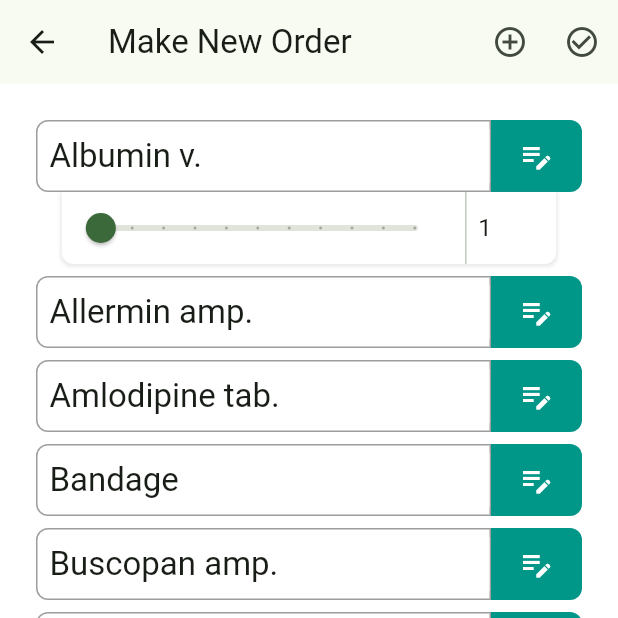
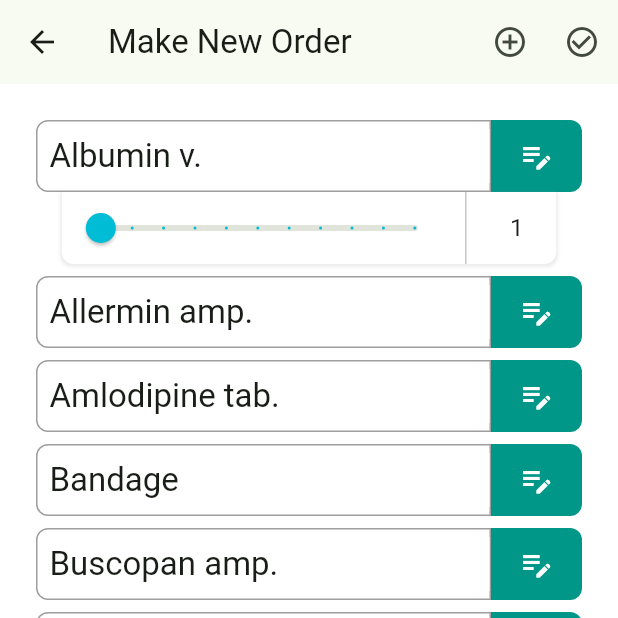
Before and after one commit to aliwaseem27/drugs_order, a Flutter app: the NewOrderScreen screen opened directly, after a tap on "Albumin v.", after a tap on the "edit note" icon, after a tap on the "check circle outline" icon, on a phone screen of 412 x 824 dp, the top half of it. Run offline on Flutter 3.47's test engine with Material 3 defaults, Android fonts, the phone set to English and light mode, and no system bars; our stand-ins replace flutter_riverpod, go_router, isar; accounts and stored records are empty; generated files the repository leaves out were written again.

Commit message:
add: customization

```diff
--- a/lib/screens/widgets/drug_info_tile.dart
+++ b/lib/screens/widgets/drug_info_tile.dart
@@ -53,13 +53,12 @@ class DrugInfoTile extends StatelessWidget {
                       ? Consumer(
                           builder: (BuildContext context, WidgetRef ref, Widget? child) {
                             var amount = ref.watch(selectedDrugsProvider.notifier).getDrugAmount(drug);
-                            return Row(
-                              children: [
-                                const Text("Qty: "),
-                                Text(
-                                  amount.toString(),
-                                ),
-                              ],
+                            return Text(
+                              amount.toString(),
+                              style: Theme.of(context)
+                                  .textTheme
+                                  .titleMedium
+                                  ?.copyWith(fontWeight: FontWeight.bold, color: Colors.cyan),
                             );
                           },
                         )
--- a/lib/screens/widgets/quantity_customizer.dart
+++ b/lib/screens/widgets/quantity_customizer.dart
@@ -33,8 +33,14 @@ class _QuantityCustomizerState extends ConsumerState<QuantityCustomizer> {
     });
   }
 
+  late double minAmount;
+  late double maxAmount;
+  final numController = TextEditingController();
+
   @override
   void initState() {
+    minAmount = widget.drug.minAmount.toDouble();
+    maxAmount = widget.drug.maxAmount?.toDouble() ?? 100;
     amount = widget.drug.amount.toDouble();
     super.initState();
   }
@@ -66,10 +72,11 @@ class _QuantityCustomizerState extends ConsumerState<QuantityCustomizer> {
               Expanded(
                 flex: 5,
                 child: Slider(
+                  activeColor: Colors.cyan,
                   divisions: 10,
                   value: amount,
-                  min: widget.drug.minAmount.toDouble(),
-                  max: widget.drug.maxAmount?.toDouble() ?? 100,
+                  min: minAmount,
+                  max: maxAmount,
                   onChanged: (value) {
                     setState(() {
                       amount = value;
@@ -81,12 +88,29 @@ class _QuantityCustomizerState extends ConsumerState<QuantityCustomizer> {
               const VerticalDivider(),
               Expanded(
                 child: TextField(
+                  keyboardType: TextInputType.number,
+                  textAlign: TextAlign.center,
+                  showCursor: false,
+                  controller: numController,
                   decoration: InputDecoration(
                     border: InputBorder.none,
                     hintText: amount.toInt().toString(),
                     hintStyle: Theme.of(context).textTheme.bodyLarge?.copyWith(),
                   ),
-                  keyboardType: TextInputType.number,
+                  onChanged: (value) {
+                    var input = double.tryParse(value);
+                    if (input != null && input <= maxAmount && input >= minAmount) {
+                      setState(() {
+                        amount = input.toDouble();
+                      });
+                      _onChangedDebounced();
+                    } else {
+                      numController.clear();
+                      ScaffoldMessenger.of(context).showSnackBar(
+                        const SnackBar(content: Text("Invalid Amount")),
+                      );
+                    }
+                  },
                 ),
               ),
             ],
```
